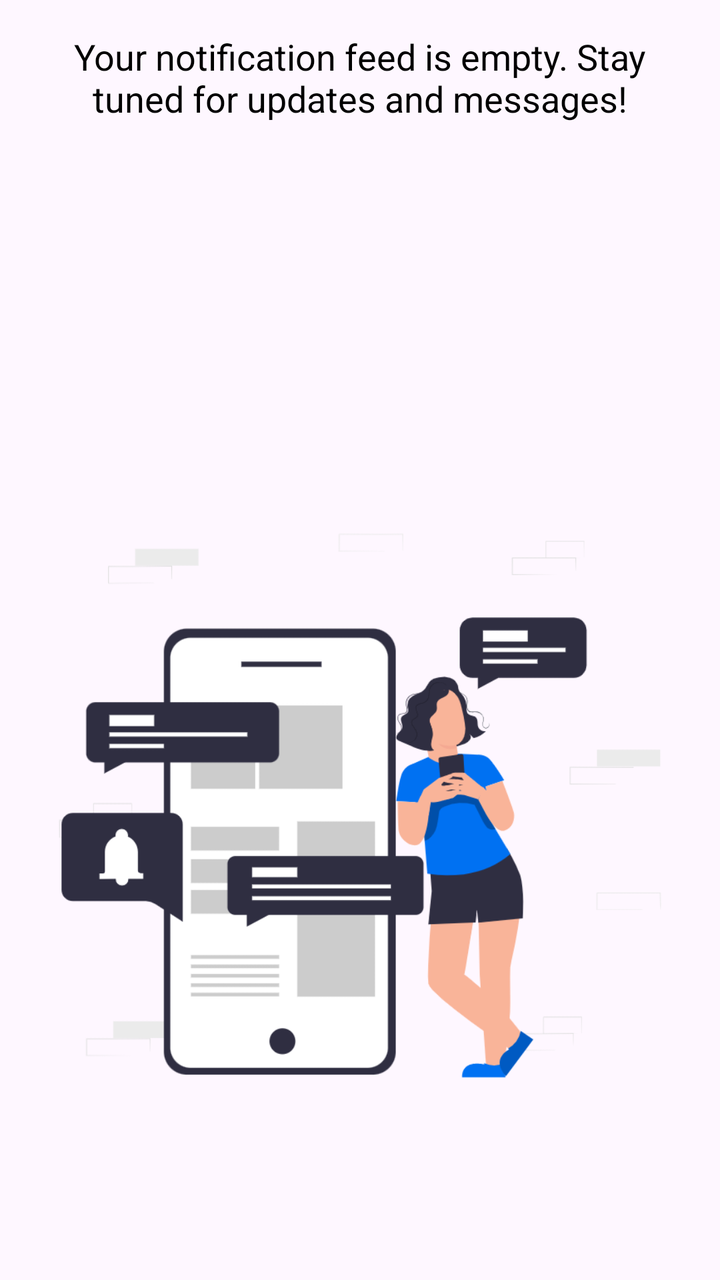
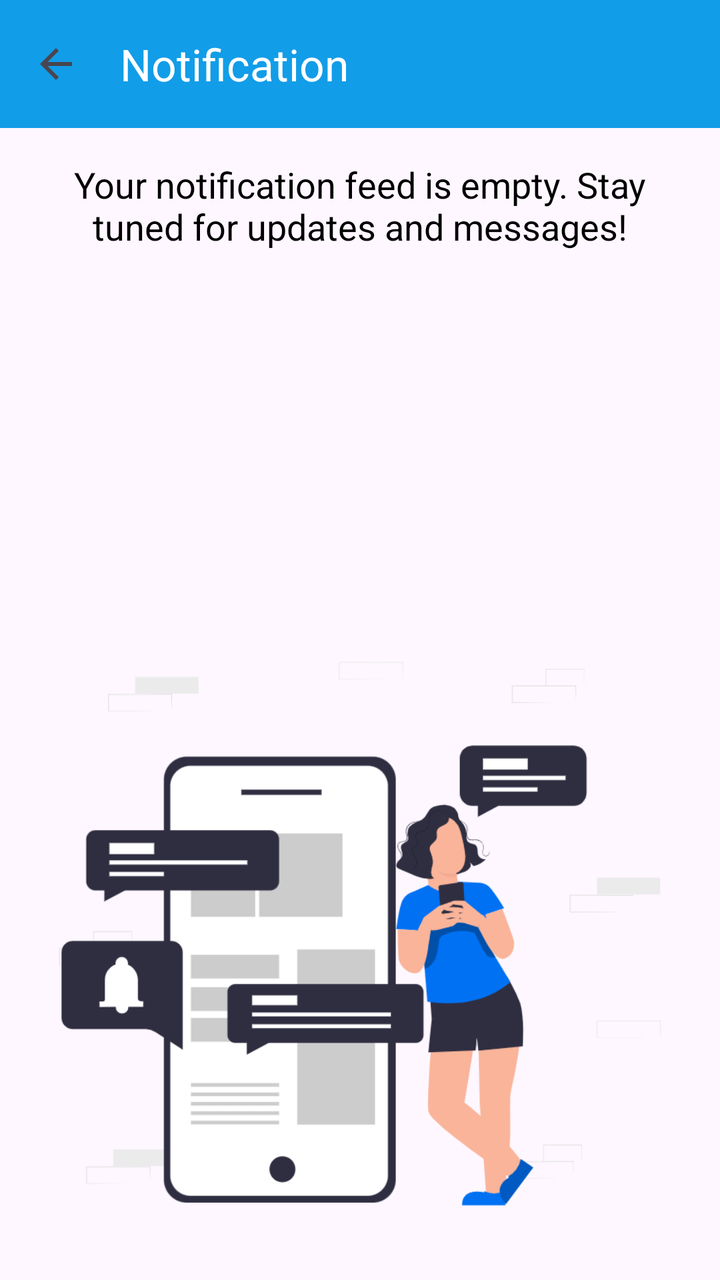

Two renders of the same Android screen: before a commit and after it. Below are the layout's source before the change and the commit's diff.
<!-- AndroidManifest.xml: application theme Theme.MSApplication -->
<!-- res/layout/activity_notification.xml -->
<?xml version="1.0" encoding="utf-8"?>
<androidx.core.widget.NestedScrollView
    xmlns:android="http://schemas.android.com/apk/res/android"
    xmlns:app="http://schemas.android.com/apk/res-auto"
    xmlns:tools="http://schemas.android.com/tools"
    android:layout_width="match_parent"
    android:layout_height="match_parent"
    android:layout_marginVertical="16dp"
    tools:context=".NotificationActivity">

    <androidx.constraintlayout.widget.ConstraintLayout
        android:layout_width="match_parent"
        android:layout_height="wrap_content">

        <TextView
            android:id="@+id/noNotification_tv"
            android:layout_width="match_parent"
            android:layout_height="wrap_content"
            app:layout_constraintTop_toTopOf="parent"
            app:layout_constraintStart_toStartOf="parent"
            app:layout_constraintEnd_toEndOf="parent"
            android:layout_marginTop="16dp"
            android:layout_marginHorizontal="16dp"
            android:text="Your notification feed is empty. Stay tuned for updates and messages!"
            android:textSize="18sp"
            android:gravity="center"
            android:textColor="@color/black"/>

        <ImageView
            android:id="@+id/noNotification_img"
            android:layout_width="match_parent"
            android:layout_height="wrap_content"
            app:layout_constraintTop_toBottomOf="@id/noNotification_tv"
            app:layout_constraintStart_toStartOf="parent"
            app:layout_constraintEnd_toEndOf="parent"
            android:src="@drawable/no_notifications"/>

        <androidx.recyclerview.widget.RecyclerView
            android:id="@+id/recycler_view"
            android:layout_width="match_parent"
            android:layout_height="wrap_content"
            app:layout_constraintTop_toBottomOf="@id/noNotification_img"
            app:layout_constraintStart_toStartOf="parent"
            app:layout_constraintEnd_toEndOf="parent"
            android:layout_marginHorizontal="16dp"
            app:layout_constraintVertical_weight="1"
            app:layout_constraintHorizontal_weight="1"/>

    </androidx.constraintlayout.widget.ConstraintLayout>

</androidx.core.widget.NestedScrollView>
<!-- resources referenced by this layout -->
<resources>
  <color name="black">#FF000000</color>
  <!-- drawable no_notifications: png bitmap (drawable, 56158 bytes) -->
  <style name="Theme.MSApplication" parent="Base.Theme.MSApplication" />
  <style name="Base.Theme.MSApplication" parent="Theme.Material3.DayNight.NoActionBar">
          
          
          <item name="colorPrimary">@color/Cinnabar</item>
          <item name="colorPrimaryVariant">@color/Jaffa</item>
          <item name="android:statusBarColor">@color/PrimaryColor</item>
      </style>
  <color name="Cinnabar">#129DE8</color>
  <color name="Jaffa">#129DE8</color>
  <color name="PrimaryColor">#129DE8</color>
</resources>

<!-- the commit's change to res/layout/activity_notification.xml (unified diff, before → after) -->
@@ -5,18 +5,31 @@
     xmlns:tools="http://schemas.android.com/tools"
     android:layout_width="match_parent"
     android:layout_height="match_parent"
-    android:layout_marginVertical="16dp"
     tools:context=".NotificationActivity">
 
     <androidx.constraintlayout.widget.ConstraintLayout
         android:layout_width="match_parent"
         android:layout_height="wrap_content">
 
+        <androidx.appcompat.widget.Toolbar
+            android:id="@+id/toolbar"
+            android:layout_width="match_parent"
+            android:layout_height="?attr/actionBarSize"
+            android:background="?attr/colorPrimary"
+            android:elevation="4dp"
+            app:layout_collapseMode="pin"
+            app:layout_constraintEnd_toEndOf="parent"
+            app:layout_constraintStart_toStartOf="parent"
+            app:layout_constraintTop_toTopOf="parent"
+            app:navigationIcon="?android:attr/homeAsUpIndicator"
+            app:title="Notification"
+            app:titleTextColor="@android:color/white" />
+
         <TextView
             android:id="@+id/noNotification_tv"
             android:layout_width="match_parent"
             android:layout_height="wrap_content"
-            app:layout_constraintTop_toTopOf="parent"
+            app:layout_constraintTop_toBottomOf="@id/toolbar"
             app:layout_constraintStart_toStartOf="parent"
             app:layout_constraintEnd_toEndOf="parent"
             android:layout_marginTop="16dp"
@@ -24,16 +37,16 @@
             android:text="Your notification feed is empty. Stay tuned for updates and messages!"
             android:textSize="18sp"
             android:gravity="center"
-            android:textColor="@color/black"/>
+            android:textColor="@color/black" />
 
         <ImageView
             android:id="@+id/noNotification_img"
             android:layout_width="match_parent"
             android:layout_height="wrap_content"
-            app:layout_constraintTop_toBottomOf="@id/noNotification_tv"
+            android:src="@drawable/no_notifications"
+            app:layout_constraintEnd_toEndOf="parent"
             app:layout_constraintStart_toStartOf="parent"
-            app:layout_constraintEnd_toEndOf="parent"
-            android:src="@drawable/no_notifications"/>
+            app:layout_constraintTop_toBottomOf="@id/noNotification_tv" />
 
         <androidx.recyclerview.widget.RecyclerView
             android:id="@+id/recycler_view"
@@ -42,10 +55,9 @@
             app:layout_constraintTop_toBottomOf="@id/noNotification_img"
             app:layout_constraintStart_toStartOf="parent"
             app:layout_constraintEnd_toEndOf="parent"
-            android:layout_marginHorizontal="16dp"
+            android:layout_marginHorizontal="8dp"
             app:layout_constraintVertical_weight="1"
-            app:layout_constraintHorizontal_weight="1"/>
+            app:layout_constraintHorizontal_weight="1" />
 
     </androidx.constraintlayout.widget.ConstraintLayout>
-
 </androidx.core.widget.NestedScrollView>
